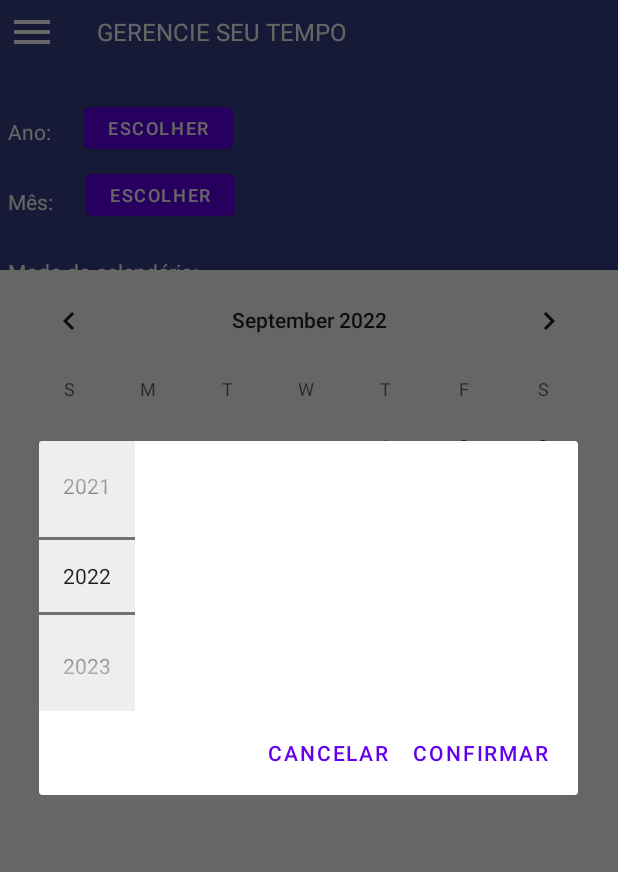
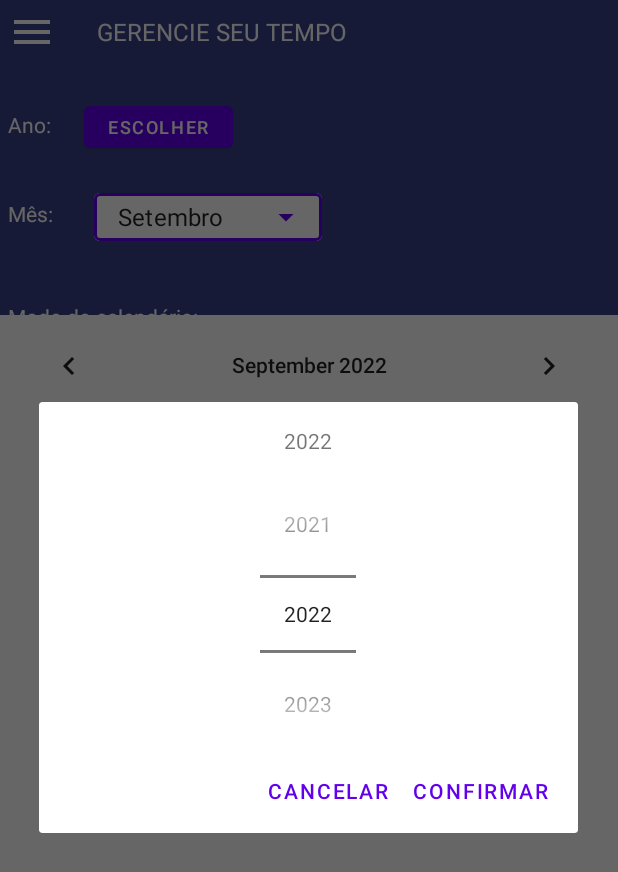
Before and after one commit to Adriano-Ivan/AdagioAgendaDigital, an Android app: the Home screen opened directly, with no data from a screen before it, after a tap on "ESCOLHER", on a phone screen of 412 x 824 dp. Shown: the top 872 px of the screen. Run offline under Robolectric (Android 15) with nearby library versions, the phone set to English and light mode, and no system bars.

Commit message:
seleção de mês,melhorando padrão de destruição da activity,melhorando dialog do ano

```diff
--- a/app/src/main/java/br/com/adagio/adagioagendadigital/ui/activities/home/Home.java
+++ b/app/src/main/java/br/com/adagio/adagioagendadigital/ui/activities/home/Home.java
@@ -5,11 +5,18 @@ import android.os.Bundle;
 import android.util.Log;
 import android.view.View;
 
+import android.widget.AdapterView;
+import android.widget.ArrayAdapter;
+import android.widget.AutoCompleteTextView;
 import android.widget.Button;
 import android.widget.CalendarView;
+import android.widget.TextView;
+
 import androidx.annotation.NonNull;
 import androidx.annotation.RequiresApi;
 import androidx.appcompat.app.AppCompatActivity;
+
+import com.google.android.material.textfield.TextInputLayout;
 
 import java.time.LocalDate;
 import java.time.LocalDateTime;
@@ -28,24 +35,54 @@ public class Home extends AppCompatActivity implements CalendarView.OnDateChange
 
     private CalendarView calendarView;
     private Button buttonToChooseYear;
-    private Button buttonToChooseMonth;
-    private int pickedYearMemo;
 
     @Override
     protected void onCreate(Bundle savedInstanceState) {
         super.onCreate(savedInstanceState);
         setContentView(R.layout.activity_home);
 
+    }
+
+    @RequiresApi(api = Build.VERSION_CODES.O)
+    @Override
+    protected void onResume() {
+        super.onResume();
+
         definirViews();
         definirListeners();
-
+        setMonthsDropdownProperties();
 
         getSupportActionBar().hide();
     }
 
+    @RequiresApi(api = Build.VERSION_CODES.O)
+    private void setMonthsDropdownProperties (){
+        String[] months = getResources().getStringArray(R.array.months);
+
+        ArrayAdapter<String> adapter   = new ArrayAdapter<>(this,
+                R.layout.dropdown_months_item,months);
+
+        TextInputLayout containerOptions = findViewById(R.id.activity_home_choose_month);
+        AutoCompleteTextView monthsOptions = findViewById(R.id.activity_home_months_options);
+
+        monthsOptions.setAdapter(adapter);
+
+
+        monthsOptions.setOnItemClickListener(new AdapterView.OnItemClickListener() {
+            @Override
+            public void onItemClick(AdapterView<?> parent, View view, int position, long id) {
+                HomeStaticValues.setPickedMonthMemo(position+1);
+                setNewStateOfCalendar();
+                Log.i("CLICKED", "onItemClick: "+parent.getSelectedItem());
+            }
+        });
+
+        monthsOptions.setText(months[HomeStaticValues.PICKED_MONTH_MEMO-1],false);
+
+    }
+
     private void definirViews(){
         calendarView = findViewById(R.id.activity_home_calendar);
-        buttonToChooseMonth = findViewById(R.id.activity_home_button_choose_month);
         buttonToChooseYear = findViewById(R.id.activity_home_button_choose_year);
     }
 
@@ -53,35 +90,42 @@ public class Home extends AppCompatActivity implements CalendarView.OnDateChange
         calendarView.setOnDateChangeListener(this);
 
         buttonToChooseYear.setOnClickListener(this);
-        buttonToChooseMonth.setOnClickListener(this);
     }
 
+    @RequiresApi(api = Build.VERSION_CODES.O)
     @Override
     public void onSelectedDayChange(@NonNull CalendarView view, int year, int month, int dayOfMonth) {
-
+        Log.i("PERIOD: ", "onSelectedDayChange: "+year+" "+month+" "+dayOfMonth);
+        HomeStaticValues.setPickedDayMemo(dayOfMonth);
     }
 
+    @RequiresApi(api = Build.VERSION_CODES.O)
     @Override
     public void onClick(View v) {
         if(v.getId() == R.id.activity_home_button_choose_year){
-            NumberPickerDialogToChooseYear dialog = new NumberPickerDialogToChooseYear(pickedYearMemo);
+            NumberPickerDialogToChooseYear dialog = new NumberPickerDialogToChooseYear(HomeStaticValues.PICKED_YEAR_MEMO);
             dialog.show(getSupportFragmentManager(), "dialog");
         }
     }
 
     @RequiresApi(api = Build.VERSION_CODES.O)
-    @Override
-    public void onSaveYear(int year) {
-        pickedYearMemo = year;
-
+    private void setNewStateOfCalendar(){
         LocalDateTime now = LocalDateTime.now();
-        LocalDateTime newDate =  LocalDateTime.of(year,  now.getMonth(),
+        LocalDateTime newDate =  LocalDateTime.of(HomeStaticValues.PICKED_YEAR_MEMO,  HomeStaticValues.PICKED_MONTH_MEMO,
                 now.getDayOfMonth(),now.getHour(),now.getMinute());
 
         Calendar calendar = Calendar.getInstance();
-        calendar.set(year,newDate.getMonth().getValue(),newDate.getDayOfMonth());
+        calendar.set(HomeStaticValues.PICKED_YEAR_MEMO,newDate.getMonth().getValue()-1,newDate.getDayOfMonth());
 
         calendarView.setDate(calendar.getTimeInMillis());
-        Log.i("ANO ESCOLHIDO", "onSaveYear: "+year);
+
+        Log.i("PERÍODO: ", "onSaveYear: "+HomeStaticValues.PICKED_YEAR_MEMO+" "+now.getMonth().getValue());
+    }
+    @RequiresApi(api = Build.VERSION_CODES.O)
+    @Override
+    public void onSaveYear(int year) {
+        HomeStaticValues.setPickedYearMemo(year);
+
+        setNewStateOfCalendar();
     }
 }
--- a/app/src/main/java/br/com/adagio/adagioagendadigital/ui/activities/home/views/NumberPickerDialogToChooseYear.java
+++ b/app/src/main/java/br/com/adagio/adagioagendadigital/ui/activities/home/views/NumberPickerDialogToChooseYear.java
@@ -10,6 +10,7 @@ import android.os.Bundle;
 import android.view.LayoutInflater;
 import android.view.View;
 import android.widget.NumberPicker;
+import android.widget.TextView;
 
 import androidx.annotation.NonNull;
 import androidx.annotation.Nullable;
@@ -20,16 +21,27 @@ import java.time.LocalDateTime;
 
 import br.com.adagio.adagioagendadigital.R;
 import br.com.adagio.adagioagendadigital.models.enums.LimitsYearValues;
+import br.com.adagio.adagioagendadigital.ui.activities.home.HomeStaticValues;
 
 public class NumberPickerDialogToChooseYear extends DialogFragment implements DialogInterface.OnClickListener {
 
     private NumberPicker numberPicker;
+    private TextView pickedYearLabel;
     private int pickedYear;
     private int pickedYearFromHomepage;
     private onSaveYearListener saveYearListener;
 
     public NumberPickerDialogToChooseYear(int pickedYearFromHomepage){
         this.pickedYearFromHomepage = pickedYearFromHomepage;
+    }
+
+    @RequiresApi(api = Build.VERSION_CODES.O)
+    public NumberPickerDialogToChooseYear(){
+        if(HomeStaticValues.PICKED_YEAR_MEMO >= LimitsYearValues.MIN_YEAR.value
+           && HomeStaticValues.PICKED_YEAR_MEMO <= LimitsYearValues.MAX_YEAR.value){
+            pickedYearFromHomepage = HomeStaticValues.PICKED_YEAR_MEMO;
+            pickedYear  = HomeStaticValues.PICKED_YEAR_MEMO;
+        }
     }
 
     @RequiresApi(api = Build.VERSION_CODES.O)
@@ -47,29 +59,46 @@ public class NumberPickerDialogToChooseYear extends DialogFragment implements Di
         builder.setView(layout);
 
         numberPicker = layout.findViewById(R.id.number_picker_to_choose_year);
+        pickedYearLabel = layout.findViewById(R.id.picked_year_label);
 
-        setNumberPickerAttributes();
+        setAttributes();
         setListener();
 
 
         return builder.create();
     }
 
+    @RequiresApi(api = Build.VERSION_CODES.O)
     private void setListener(){
         numberPicker.setOnValueChangedListener(new NumberPicker.OnValueChangeListener() {
+            @RequiresApi(api = Build.VERSION_CODES.O)
             @Override
             public void onValueChange(NumberPicker picker, int oldVal, int newVal) {
 
                 if(newVal >= LimitsYearValues.MIN_YEAR.value && newVal <= LimitsYearValues.MAX_YEAR.value){
                     pickedYear = newVal;
+                    pickedYearLabel.setText(pickedYear+"");
+                    HomeStaticValues.setPickedYearMemo(pickedYear);
                 }
             }
         });
+
     }
 
     @RequiresApi(api = Build.VERSION_CODES.O)
+    private void setAttributes(){
+        setNumberPickerAttributes();
+
+        if(pickedYearFromHomepage >= LimitsYearValues.MIN_YEAR.value &&
+                pickedYearFromHomepage <= LimitsYearValues.MAX_YEAR.value){
+            pickedYearLabel.setText(pickedYearFromHomepage+"");
+        } else {
+            pickedYearLabel.setText(LocalDateTime.now().getYear()+"");
+        }
+    }
+    @RequiresApi(api = Build.VERSION_CODES.O)
     private void setNumberPickerAttributes(){
-        numberPicker.setBackgroundColor(Color.parseColor(("#EEEEEE")));
+
         numberPicker.setMaxValue(LimitsYearValues.MAX_YEAR.value);
         numberPicker.setMinValue(LimitsYearValues.MIN_YEAR.value);
 
@@ -86,6 +115,7 @@ public class NumberPickerDialogToChooseYear extends DialogFragment implements Di
         if(which == dialog.BUTTON_POSITIVE){
             if(pickedYear >= LimitsYearValues.MIN_YEAR.value && pickedYear <= LimitsYearValues.MAX_YEAR.value) {
                 saveYearListener.onSaveYear(pickedYear);
+
             }
         }
     }
--- a/app/src/main/res/layout/activity_home.xml
+++ b/app/src/main/res/layout/activity_home.xml
@@ -17,9 +17,10 @@
     <ImageView
         android:id="@+id/banner_home"
         android:layout_width="0dp"
-        android:layout_height="180dp"
+        android:layout_height="210dp"
         app:layout_constraintBottom_toBottomOf="parent"
         app:layout_constraintEnd_toEndOf="parent"
+        app:layout_constraintHorizontal_bias="0.0"
         app:layout_constraintStart_toStartOf="parent"
         app:layout_constraintTop_toTopOf="parent"
         app:layout_constraintVertical_bias="0.0"
@@ -74,6 +75,7 @@
         android:id="@+id/activity_home_text_year"
         android:layout_width="wrap_content"
         android:layout_height="wrap_content"
+        android:layout_marginTop="10dp"
         android:text="@string/year"
         android:textColor="#FFFFFF"
         app:layout_constraintBottom_toBottomOf="parent"
@@ -81,13 +83,14 @@
         app:layout_constraintHorizontal_bias="0.0"
         app:layout_constraintStart_toStartOf="@+id/activity_home_menu_button"
         app:layout_constraintTop_toTopOf="parent"
-        app:layout_constraintVertical_bias="0.100000024" />
+        app:layout_constraintVertical_bias="0.082" />
 
     <Button
         android:id="@+id/activity_home_button_choose_year"
         android:layout_width="wrap_content"
         android:layout_height="40dp"
         android:layout_marginTop="13dp"
+        android:layout_marginBottom="7dp"
         android:text="@string/choose"
         android:textSize="12sp"
         app:layout_constraintBottom_toBottomOf="parent"
@@ -101,6 +104,8 @@
         android:id="@+id/activity_home_text_month"
         android:layout_width="wrap_content"
         android:layout_height="wrap_content"
+        android:layout_marginTop="28dp"
+        android:layout_marginBottom="18dp"
         android:text="@string/month"
         android:textColor="#FFFFFF"
         app:layout_constraintBottom_toBottomOf="parent"
@@ -108,25 +113,44 @@
         app:layout_constraintHorizontal_bias="0.0"
         app:layout_constraintStart_toStartOf="@+id/activity_home_text_year"
         app:layout_constraintTop_toTopOf="parent"
-        app:layout_constraintVertical_bias="0.16000003" />
+        app:layout_constraintVertical_bias="0.143" />
 
-    <Button
-        android:id="@+id/activity_home_button_choose_month"
-        android:layout_width="wrap_content"
-        android:layout_height="40dp"
-        android:layout_marginTop="13dp"
+    <com.google.android.material.textfield.TextInputLayout
+        android:id="@+id/activity_home_choose_month"
+
+            android:layout_width="wrap_content"
+            android:layout_height="wrap_content"
+        android:layout_marginTop="28dp"
         android:text="@string/choose"
         android:textSize="12sp"
+
         app:layout_constraintBottom_toBottomOf="parent"
         app:layout_constraintEnd_toEndOf="parent"
         app:layout_constraintHorizontal_bias="0.08"
         app:layout_constraintStart_toEndOf="@+id/activity_home_text_month"
         app:layout_constraintTop_toTopOf="parent"
-        app:layout_constraintVertical_bias="0.13" />
+        app:layout_constraintVertical_bias="0.13"
+        android:padding="0dp"
+        style="@style/Widget.MaterialComponents.TextInputLayout.OutlinedBox.ExposedDropdownMenu"
+        >
+
+        <AutoCompleteTextView
+            android:id="@+id/activity_home_months_options"
+            android:inputType="none"
+            android:backgroundTintMode="src_over"
+            android:backgroundTint="@color/white"
+            android:layout_width="match_parent"
+            android:layout_height="32dp"
+            android:padding="0dp"
+            android:layout_marginLeft="10dp"
+            />
+    </com.google.android.material.textfield.TextInputLayout>
+
     <TextView
         android:id="@+id/activity_home_text_mode_calendar"
         android:layout_width="wrap_content"
         android:layout_height="wrap_content"
+        android:layout_marginTop="38dp"
         android:text="@string/mode_calendar"
         android:textColor="#FFFFFF"
         app:layout_constraintBottom_toBottomOf="parent"
--- a/app/src/main/res/layout/number_picker_to_choose_year_view.xml
+++ b/app/src/main/res/layout/number_picker_to_choose_year_view.xml
@@ -1,10 +1,27 @@
 <?xml version="1.0" encoding="utf-8"?>
 <LinearLayout xmlns:android="http://schemas.android.com/apk/res/android"
+    xmlns:app="http://schemas.android.com/apk/res-auto"
+    xmlns:tools="http://schemas.android.com/tools"
     android:layout_width="match_parent"
-    android:layout_height="match_parent">
+    android:orientation="vertical"
+    android:gravity="center"
+    android:layout_height="wrap_content">
+
+    <TextView
+        android:id="@+id/picked_year_label"
+        android:layout_width="wrap_content"
+        android:layout_height="wrap_content"
+        android:layout_margin="16dp"
+        android:gravity="center"
+        />
+
     <NumberPicker
         android:id="@+id/number_picker_to_choose_year"
         android:layout_width="wrap_content"
         android:layout_height="wrap_content"
-        />
+        android:gravity="center"
+        android:scrollbarStyle="outsideInset"
+       />
+
+
 </LinearLayout>
--- a/app/src/main/res/values/strings.xml
+++ b/app/src/main/res/values/strings.xml
@@ -18,4 +18,23 @@
     <string name="choose">Escolher</string>
     <string name="confirmar">Confirmar</string>
     <string name="cancel">Cancelar</string>
+    <string name="choose_the_month">Escolha o mês</string>
+
+    <string name="january">Janeiro</string>
+
+    <string-array name="months">
+        <item>Janeiro</item>
+        <item>Fevereiro</item>
+        <item>Março</item>
+        <item>Abril</item>
+        <item>Maio</item>
+        <item>Junho</item>
+        <item>Julho</item>
+        <item>Agosto</item>
+        <item>Setembro</item>
+        <item>Outubro</item>
+        <item>Novembro</item>
+        <item>Dezembro</item>
+    </string-array>
+
 </resources>
```
Also changed, not shown: app/src/main/java/br/com/adagio/adagioagendadigital/ui/activities/home/HomeStaticValues.java (added, +29 -0 lines), app/src/main/res/layout/dropdown_months_item.xml (added, +10 -0 lines).
